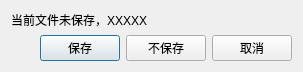
Qt form closedialog.ui (Deviluna/MediaIDE_free) before a commit.
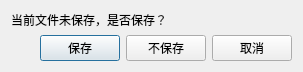
The same form after that commit.

```diff
--- a/closedialog.ui
+++ b/closedialog.ui
@@ -17,7 +17,7 @@
    <item>
     <widget class="QLabel" name="label">
      <property name="text">
-      <string>当前文件未保存，XXXXX</string>
+      <string>当前文件未保存，是否保存？</string>
      </property>
     </widget>
    </item>
```
